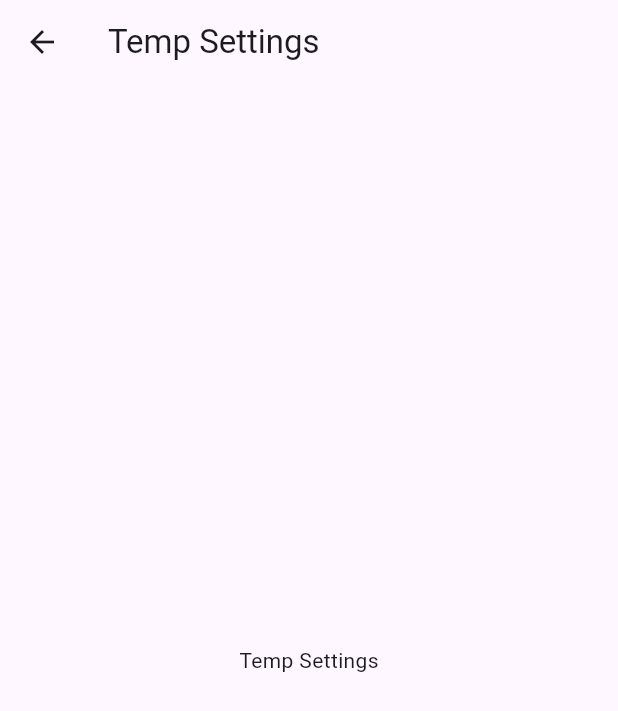
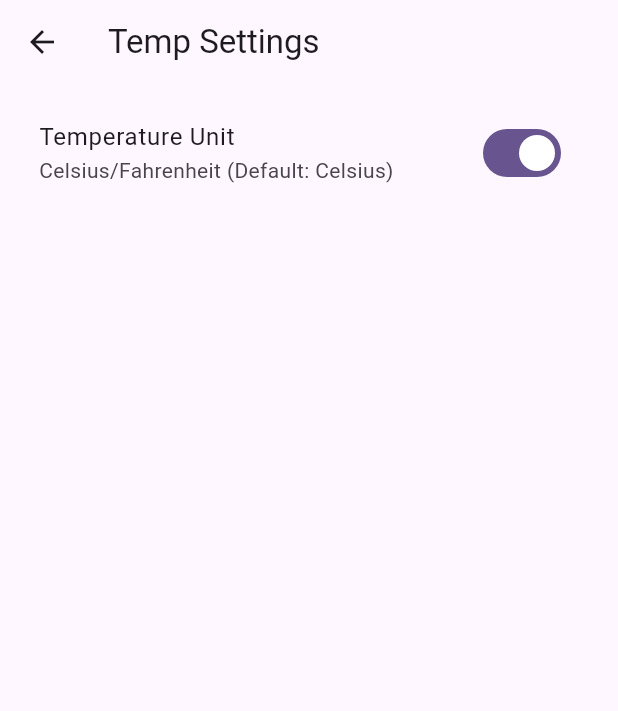
Before and after one commit to Bullets-jyr/weather_riverpod_asyncvalue, a Flutter app: the TempSettingsPage screen opened directly, on a phone screen of 412 x 824 dp. Shown: the top 711 px of the screen. Run offline on Flutter 3.47's test engine with Material 3 defaults, Android fonts, the phone set to English and light mode, and no system bars; our stand-ins replace dio, flutter_dotenv, flutter_riverpod, freezed_annotation, recase, riverpod_annotation; generated files the repository leaves out were written again.

Commit message:
149. TempSettingsState, tempSettingsProvider

```diff
--- a/lib/pages/home/widgets/show_temperature.dart
+++ b/lib/pages/home/widgets/show_temperature.dart
@@ -1,6 +1,10 @@
 import 'package:flutter/material.dart';
+import 'package:flutter_riverpod/flutter_riverpod.dart';
 
-class ShowTemperature extends StatelessWidget {
+import '../../temp_settings/providers/temp_settings_provider.dart';
+import '../../temp_settings/providers/temp_settings_state.dart';
+
+class ShowTemperature extends ConsumerWidget {
   final double temperature;
   final double fontSize;
   final FontWeight fontWeight;
@@ -11,9 +15,27 @@ class ShowTemperature extends StatelessWidget {
     this.fontWeight = FontWeight.normal,
   }) : super(key: key);
 
+  // @override
+  // Widget build(BuildContext context, WidgetRef ref) {
+  //   final currentTemperature = '${temperature.toStringAsFixed(2)}\u2103';
+  //
+  //   return Text(
+  //     currentTemperature,
+  //     style: TextStyle(
+  //       fontSize: fontSize,
+  //       fontWeight: fontWeight,
+  //     ),
+  //   );
+  // }
   @override
-  Widget build(BuildContext context) {
-    final currentTemperature = '${temperature.toStringAsFixed(2)}\u2103';
+  Widget build(BuildContext context, WidgetRef ref) {
+    final tempUnit = ref.watch(tempSettingsProvider);
+
+    final currentTemperature = switch (tempUnit) {
+      Celsius() => '${temperature.toStringAsFixed(2)}\u2103',
+      Fahrenheit() =>
+      '${((temperature * 9 / 5) + 32).toStringAsFixed(2)}\u2109',
+    };
 
     return Text(
       currentTemperature,
--- a/lib/pages/home/widgets/show_weather.dart
+++ b/lib/pages/home/widgets/show_weather.dart
@@ -148,6 +148,7 @@ class ShowWeather extends ConsumerWidget {
         );
       },
       loading: () {
+        print('***** in loading callback');
         return const Center(
           child: CircularProgressIndicator(),
         );
--- /dev/null
+++ b/lib/pages/temp_settings/providers/temp_settings_state.dart
@@ -0,0 +1,17 @@
+sealed class TempSettingsState {
+  const TempSettingsState();
+}
+
+final class Celsius extends TempSettingsState {
+  const Celsius();
+
+  @override
+  String toString() => 'Celsius()';
+}
+
+final class Fahrenheit extends TempSettingsState {
+  const Fahrenheit();
+
+  @override
+  String toString() => 'Fahrenheit()';
+}
--- a/lib/pages/temp_settings/temp_settings_page.dart
+++ b/lib/pages/temp_settings/temp_settings_page.dart
@@ -1,23 +1,40 @@
 import 'package:flutter/material.dart';
 import 'package:flutter_riverpod/flutter_riverpod.dart';
 
-class TempSettingsPage extends ConsumerStatefulWidget {
+import 'providers/temp_settings_provider.dart';
+import 'providers/temp_settings_state.dart';
+
+class TempSettingsPage extends StatelessWidget {
   const TempSettingsPage({super.key});
 
-  @override
-  ConsumerState<ConsumerStatefulWidget> createState() =>
-      _TempSettingsPageState();
-}
-
-class _TempSettingsPageState extends ConsumerState<TempSettingsPage> {
   @override
   Widget build(BuildContext context) {
     return Scaffold(
       appBar: AppBar(
         title: const Text('Temp Settings'),
       ),
-      body: const Center(
-        child: Text('Temp Settings'),
+      body: Padding(
+        padding: const EdgeInsets.all(10),
+        child: ListTile(
+          title: const Text('Temperature Unit'),
+          subtitle: const Text('Celsius/Fahrenheit (Default: Celsius)'),
+          trailing: Consumer(
+            builder: (context, ref, child) {
+              final tempUnit = ref.watch(tempSettingsProvider);
+              print(tempUnit);
+
+              return Switch(
+                value: switch (tempUnit) {
+                  Celsius() => true,
+                  Fahrenheit() => false,
+                },
+                onChanged: (_) {
+                  ref.read(tempSettingsProvider.notifier).toggleTempUnit();
+                },
+              );
+            },
+          ),
+        ),
       ),
     );
   }
```
Also changed, not shown: lib/pages/home/home_page.dart (+11 -0 lines), lib/pages/temp_settings/providers/temp_settings_provider.dart (added, +23 -0 lines), lib/pages/temp_settings/providers/temp_settings_provider.g.dart (added).
